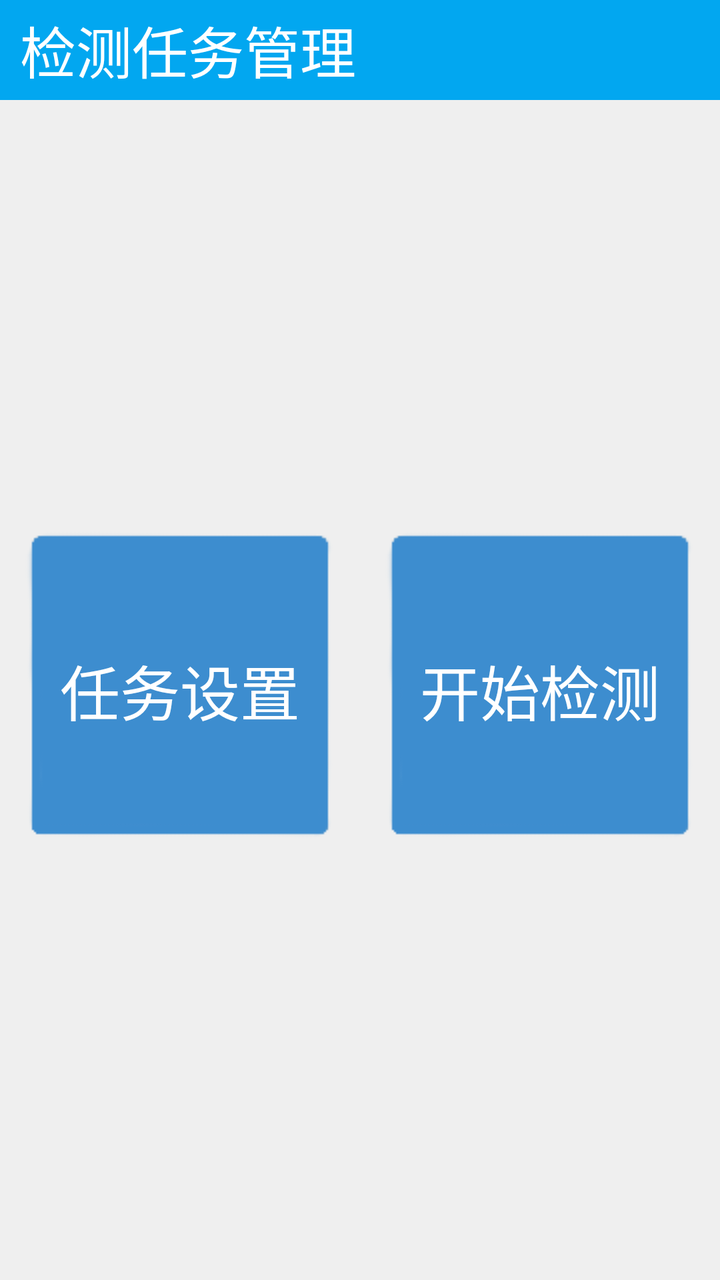
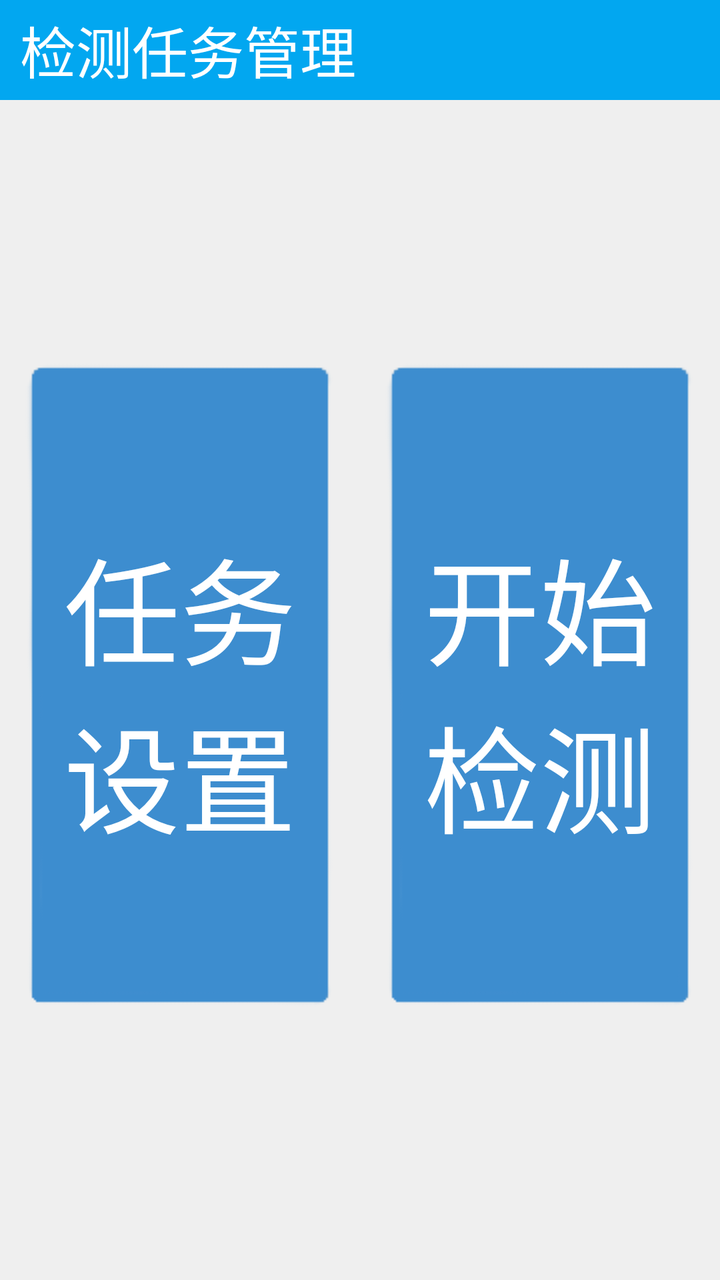

Compare the two renders of this Android layout. The source of the first and the diff that turns it into the second are given below.
<!-- AndroidManifest.xml: application theme AppTheme -->
<!-- res/layout/activity_test_task.xml -->
<?xml version="1.0" encoding="utf-8"?>
<LinearLayout xmlns:android="http://schemas.android.com/apk/res/android"
    xmlns:app="http://schemas.android.com/apk/res-auto"
    xmlns:tools="http://schemas.android.com/tools"
    android:layout_width="match_parent"
    android:layout_height="match_parent"
    tools:context=".activity.task.TestTaskActivity">

    <LinearLayout
        android:layout_width="match_parent"
        android:layout_height="match_parent"
        android:background="@color/BACK_GROUND_COLOR"
        android:orientation="vertical">

        <RelativeLayout
            android:layout_width="match_parent"
            android:layout_height="wrap_content"
            android:background="@color/THEME_COLOR">

            <TextView
                android:id="@+id/tv_title_mode1"
                android:layout_width="match_parent"
                android:layout_height="50dp"
                android:gravity="center_vertical"
                android:paddingLeft="10dp"
                android:text="检测任务管理"
                android:textColor="#ffffff"
                android:textSize="28sp" />

            <TextView
                android:id="@+id/tv_scanTime"
                android:layout_width="wrap_content"
                android:layout_height="50dp"
                android:layout_alignParentRight="true"
                android:layout_marginRight="10dp"
                android:gravity="center_vertical"
                android:text=""
                android:textColor="#ffffff"
                android:textSize="28sp"
                android:visibility="gone" />

        </RelativeLayout>

        <LinearLayout
            android:layout_width="match_parent"
            android:layout_height="match_parent"
            android:gravity="center"
            android:orientation="horizontal">

            <Button
                android:id="@+id/btn_task_settings"
                style="?android:attr/borderlessButtonStyle"
                android:layout_width="0dp"
                android:layout_height="wrap_content"
                android:layout_margin="10dp"
                android:layout_weight="1"
                android:background="@drawable/btn_default1"
                android:minHeight="160dp"
                android:padding="20dp"
                android:text="任务设置"
                android:textColor="@android:color/white"
                android:textSize="30sp" />

            <Button
                android:id="@+id/btn_task_start"
                style="?android:attr/borderlessButtonStyle"
                android:layout_width="0dp"
                android:layout_height="wrap_content"
                android:layout_margin="10dp"
                android:layout_weight="1"
                android:background="@drawable/btn_default1"
                android:minHeight="160dp"
                android:padding="20dp"
                android:text="开始检测"
                android:textColor="@android:color/white"
                android:textSize="30sp" />
        </LinearLayout>
        </LinearLayout>
    </LinearLayout>
<!-- resources referenced by this layout -->
<resources>
  <color name="BACK_GROUND_COLOR">#efefef</color>
  <color name="THEME_COLOR">#02A7F0</color>
  <!-- drawable btn_default1 (drawable) -->
  <?xml version="1.0" encoding="utf-8"?>
  <selector xmlns:android="http://schemas.android.com/apk/res/android">
      <item android:state_pressed="true" android:drawable="@drawable/btn_blue_selected1"></item>
      <item android:state_pressed="false" android:drawable="@drawable/btn_blue_normal1"></item>
      <item android:drawable="@drawable/btn_blue_normal1"></item>
  </selector>
  <style name="AppTheme" parent="Theme.AppCompat.Light.DarkActionBar">
          
          <item name="android:windowNoTitle">true</item>
          <item name="android:windowFullscreen">true</item>
      </style>
  <!-- drawable btn_blue_selected1: png bitmap (drawable, 444 bytes) -->
  <!-- drawable btn_blue_normal1: png bitmap (drawable, 832 bytes) -->
</resources>

<!-- the commit's change to res/layout/activity_test_task.xml (unified diff, before → after) -->
@@ -50,30 +50,32 @@
             <Button
                 android:id="@+id/btn_task_settings"
                 style="?android:attr/borderlessButtonStyle"
-                android:layout_width="0dp"
+                android:layout_width="450dp"
                 android:layout_height="wrap_content"
                 android:layout_margin="10dp"
                 android:layout_weight="1"
                 android:background="@drawable/btn_default1"
                 android:minHeight="160dp"
-                android:padding="20dp"
+                android:paddingTop="80dp"
+                android:paddingBottom="80dp"
                 android:text="任务设置"
                 android:textColor="@android:color/white"
-                android:textSize="30sp" />
+                android:textSize="58sp" />
 
             <Button
                 android:id="@+id/btn_task_start"
                 style="?android:attr/borderlessButtonStyle"
-                android:layout_width="0dp"
+                android:layout_width="450dp"
                 android:layout_height="wrap_content"
                 android:layout_margin="10dp"
                 android:layout_weight="1"
                 android:background="@drawable/btn_default1"
                 android:minHeight="160dp"
-                android:padding="20dp"
+                android:paddingTop="80dp"
+                android:paddingBottom="80dp"
                 android:text="开始检测"
                 android:textColor="@android:color/white"
-                android:textSize="30sp" />
+                android:textSize="58sp" />
         </LinearLayout>
         </LinearLayout>
     </LinearLayout>
